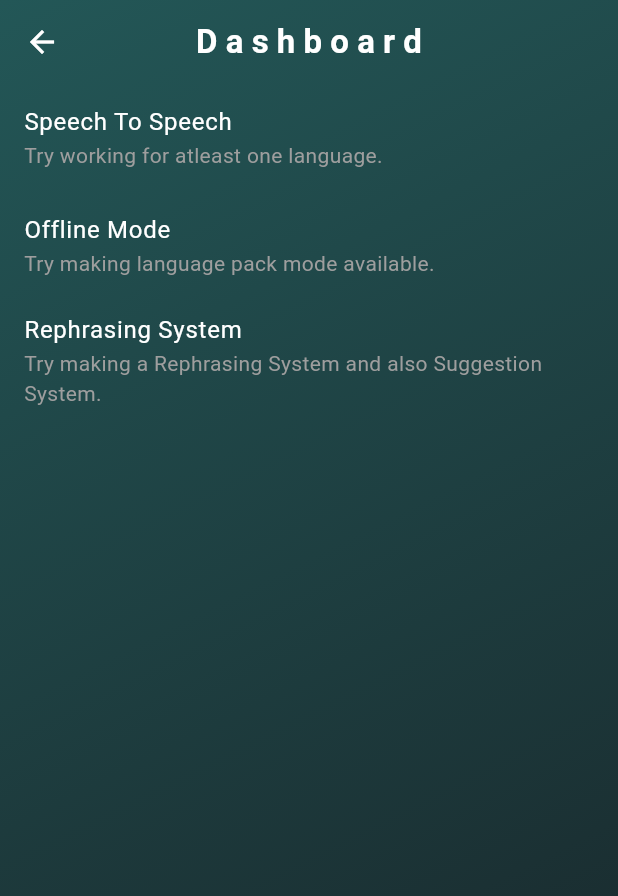
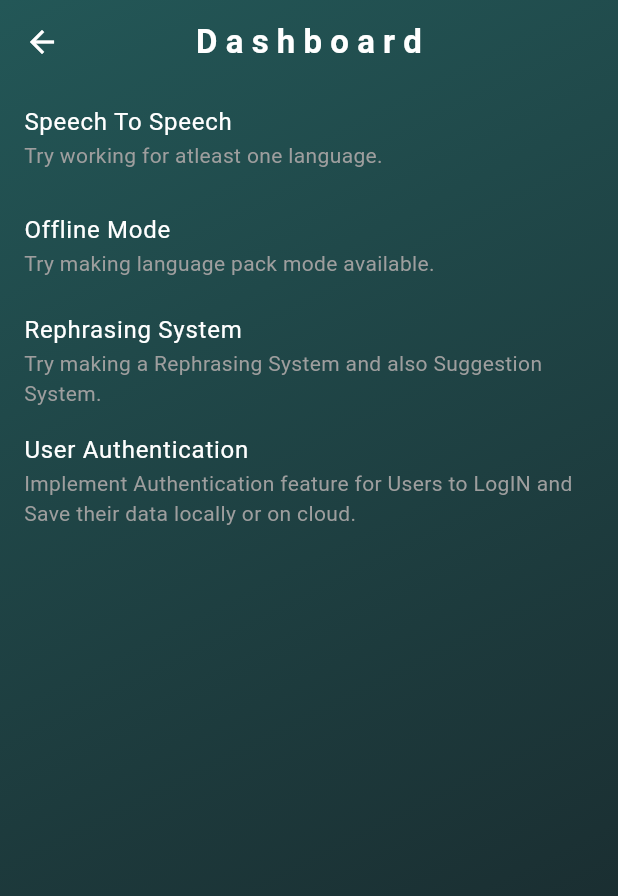
Before and after one commit to suraj-yadav0/vyakhya_ai-main, a Flutter app: the HomeScreen screen opened directly, in the side drawer, after a tap on "D A S H B O A R D", on a phone screen of 412 x 824 dp. Shown: the top 896 px of the screen. Run offline on Flutter 3.47's test engine with Material 3 defaults, Android fonts, the phone set to English and light mode, and no system bars; our stand-ins replace flutter_animate, flutter_svg, get, google_fonts, image_picker, lottie and 1 more; missing offline and left inert: gallery_picker, google_mlkit_text_recognition, translator_plus.

```diff
--- a/lib/screens/drawer Screens/dashboard_screen.dart
+++ b/lib/screens/drawer Screens/dashboard_screen.dart
@@ -19,7 +19,10 @@ class DashboardScreen extends StatelessWidget {
                 description: "Try making language pack mode available."),
                   CustomFeatureDashboard(
                 name: "Rephrasing System",
-                description: "Try making a Rephrasing System and also Suggestion System.")
+                description: "Try making a Rephrasing System and also Suggestion System."),
+                CustomFeatureDashboard(
+                name: "User Authentication",
+                description: "Implement Authentication feature for Users to LogIN and Save their data locally or on cloud.")
           ],
         ),
 
```
